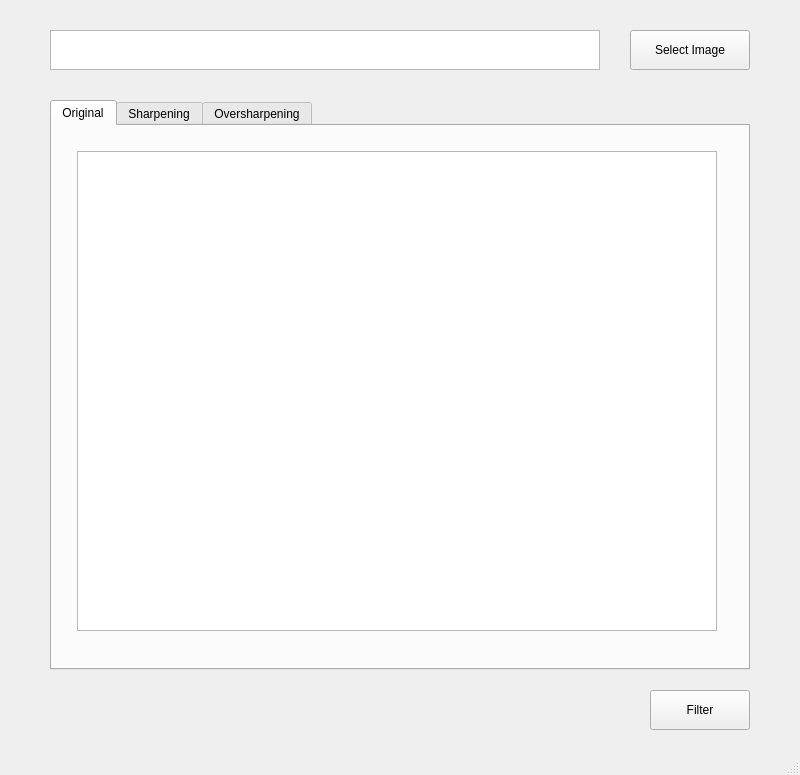
Old version of the form img-sharpening/gui/mainwindow.ui in the repository ErickOF/CE4301-ImageSharpening-NASM.
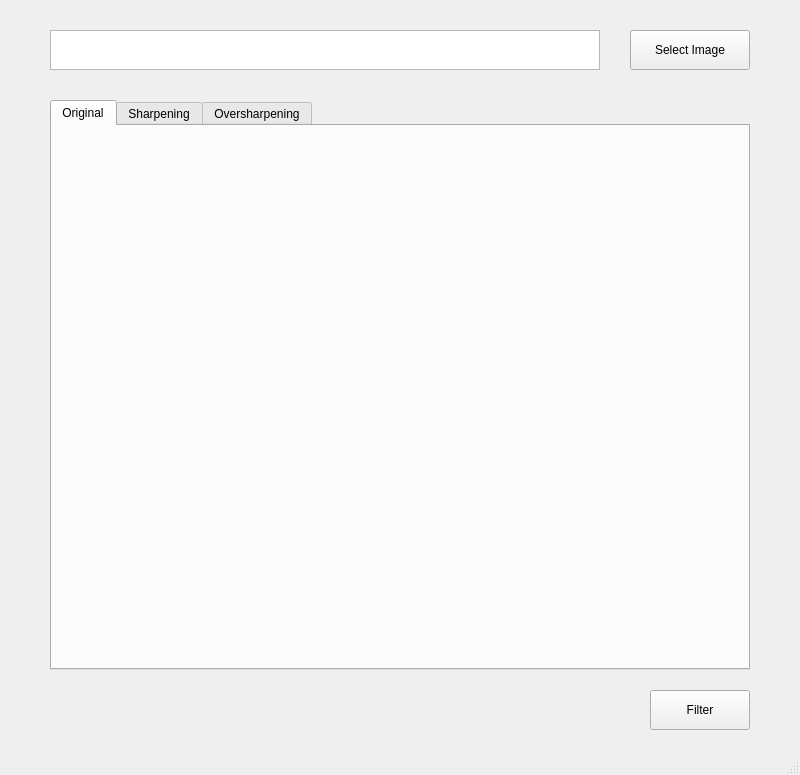
New version of the form.

Diff of the .ui file:
```diff
--- a/img-sharpening/gui/mainwindow.ui
+++ b/img-sharpening/gui/mainwindow.ui
@@ -50,7 +50,7 @@
      <attribute name="title">
       <string>Original</string>
      </attribute>
-     <widget class="QGraphicsView" name="graphicsView">
+     <widget class="QLabel" name="lbOriginal">
       <property name="geometry">
        <rect>
         <x>25</x>
```
Left out of the diff: 18 changed lines with no effect on the pictures.
